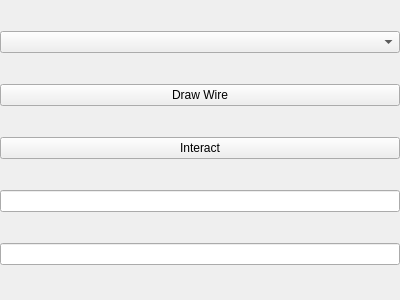
Above: sideselectionpane.ui from KaramVSingh/Black-Box before the change. Below: the same form after it.
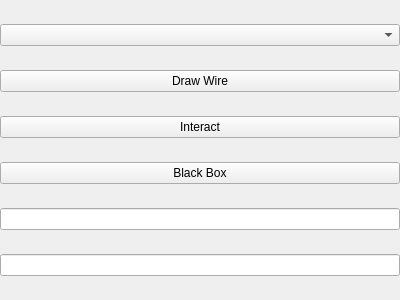
That is the form after the change.

Commit message: began black box functionality

```diff
--- a/sideselectionpane.ui
+++ b/sideselectionpane.ui
@@ -58,6 +58,13 @@
      </property>
     </widget>
    </item>
+   <item>
+    <widget class="QPushButton" name="boxButton">
+     <property name="text">
+      <string>Black Box</string>
+     </property>
+    </widget>
+   </item>
    <item>
     <widget class="QLineEdit" name="decoderBits">
      <property name="sizePolicy">
```
The commit also changes 11 other files.
